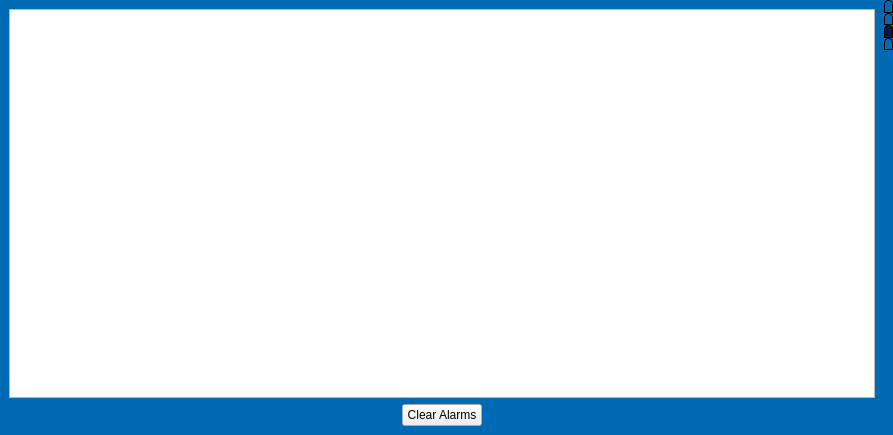
Old version of the form TOSV-GUI.ui in the repository trinamic/TOSV-UserInterface.
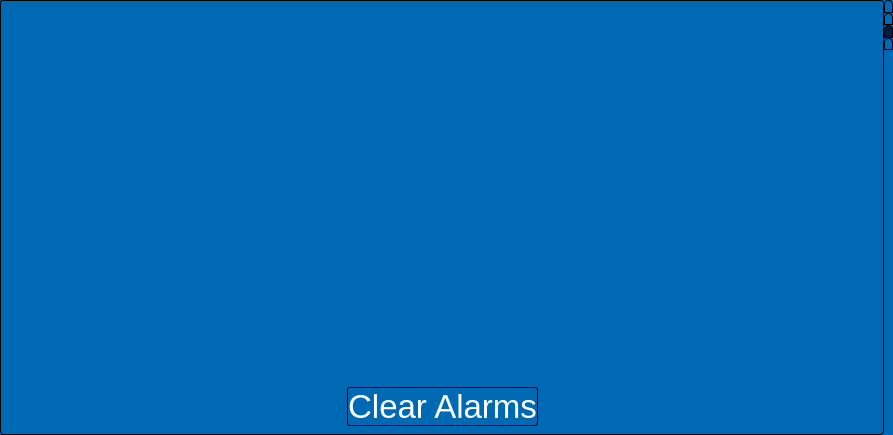
New version of the form. The open tabs and pages were chosen to show the change. Icons and pictures are not drawn. Custom widgets are drawn as their Qt base class.

Patch:
```diff
--- a/TOSV-GUI.ui
+++ b/TOSV-GUI.ui
@@ -74,7 +74,7 @@
      </property>
      <property name="styleSheet">
       <string notr="true">QTabWidget::pane { /* The tab widget frame */
-border-left: 0px solid #C2C7CB;
+border-left: 0px solid white;
 }
 QTabWidget::tab-bar {
 left: 0px; /* move to the right by 5px */
@@ -1882,6 +1882,12 @@
       </layout>
      </widget>
      <widget class="QWidget" name="Alarm_Tab">
+      <property name="styleSheet">
+       <string notr="true">border-radius: 3px;
+Background-color:#0069B4;
+border: 1px solid black;
+color: white;</string>
+      </property>
       <attribute name="icon">
        <iconset>
         <normaloff>resources/Alarms.svg</normaloff>resources/Alarms.svg</iconset>
@@ -1892,6 +1898,26 @@
       <layout class="QVBoxLayout" name="verticalLayout_5">
        <item>
         <widget class="QTableView" name="AlarmTable">
+         <property name="styleSheet">
+          <string notr="true">QTableView{
+background-color:#0069B4;
+color: white;
+border: black;
+border-radius: 4px;
+}
+QHeaderView::section { background-color:rgb(0, 28, 66); color: white;
+border: black;
+border-radius: 4px;}
+QHeaderView { background-color:#0069B4;
+color: white;
+border: black;
+border-radius: 4px;
+ }
+QTableCornerButton::section {
+    background-color:rgb(0, 28, 66); color: white;
+border: black;
+border-radius: 4px;}</string>
+         </property>
          <attribute name="horizontalHeaderCascadingSectionResizes">
           <bool>true</bool>
          </attribute>
@@ -1923,6 +1949,11 @@
          </item>
          <item>
           <widget class="QPushButton" name="ClearAlarmButton">
+           <property name="font">
+            <font>
+             <pointsize>25</pointsize>
+            </font>
+           </property>
            <property name="text">
             <string>Clear Alarms</string>
            </property>
```
Left out of the diff: 19 changed lines with no effect on the pictures.
